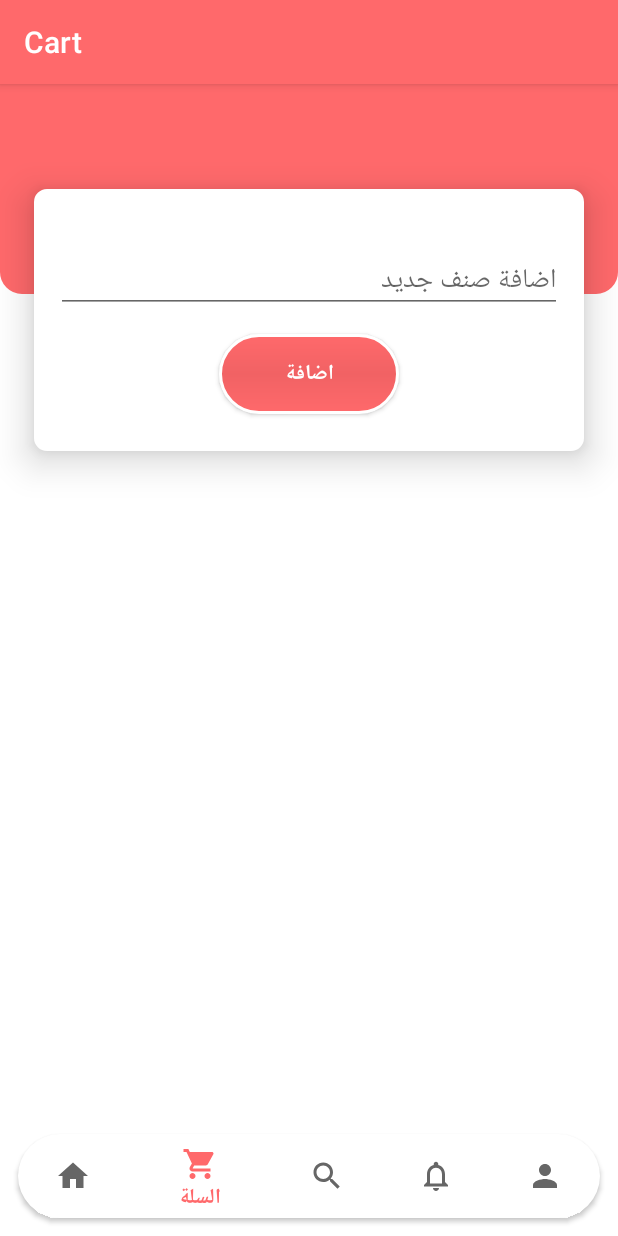
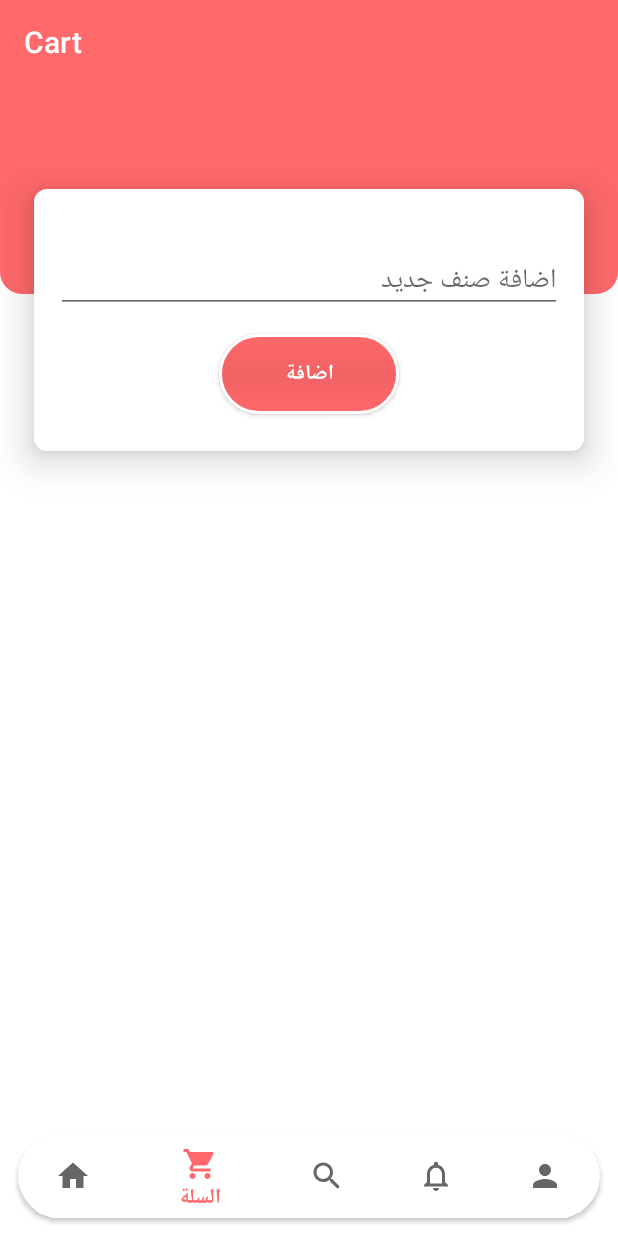
Before and after one commit to abdullahalamodi/Profitable_Shopping_App, an Android app: the screen it shows after launch (MainActivity), item 2 of the bottom bar chosen, on a phone screen of 412 x 824 dp. Run offline under Robolectric (Android 15) with nearby library versions, the phone set to English and light mode, and no system bars.

Commit message:
hide app bar elevation

```diff
--- a/app/src/main/java/com/finalproject/profitableshopping/view/MainActivity.kt
+++ b/app/src/main/java/com/finalproject/profitableshopping/view/MainActivity.kt
@@ -10,6 +10,8 @@ class MainActivity : AppCompatActivity() {
     override fun onCreate(savedInstanceState: Bundle?) {
         super.onCreate(savedInstanceState)
         setContentView(R.layout.activity_main)
+        //hide app bar elevation
+        supportActionBar?.elevation = 0.0f
 
         val isFragmentContainerEmpty = savedInstanceState == null
         if (isFragmentContainerEmpty) {
```
